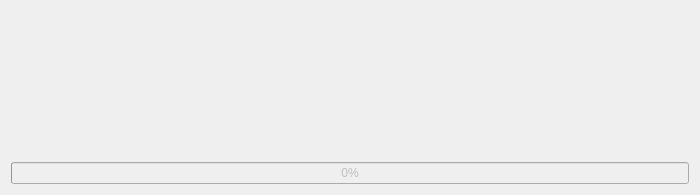
Before: the Qt Designer form ui/simulationstatus.ui in breuerss/gromacs-ui, drawn with Qt 5.
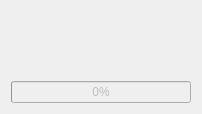
After: the same form once the commit is applied.

Patch:
```diff
--- a/ui/simulationstatus.ui
+++ b/ui/simulationstatus.ui
@@ -6,8 +6,8 @@
    <rect>
     <x>0</x>
     <y>0</y>
-    <width>700</width>
-    <height>195</height>
+    <width>200</width>
+    <height>114</height>
    </rect>
   </property>
   <property name="windowTitle">
```
